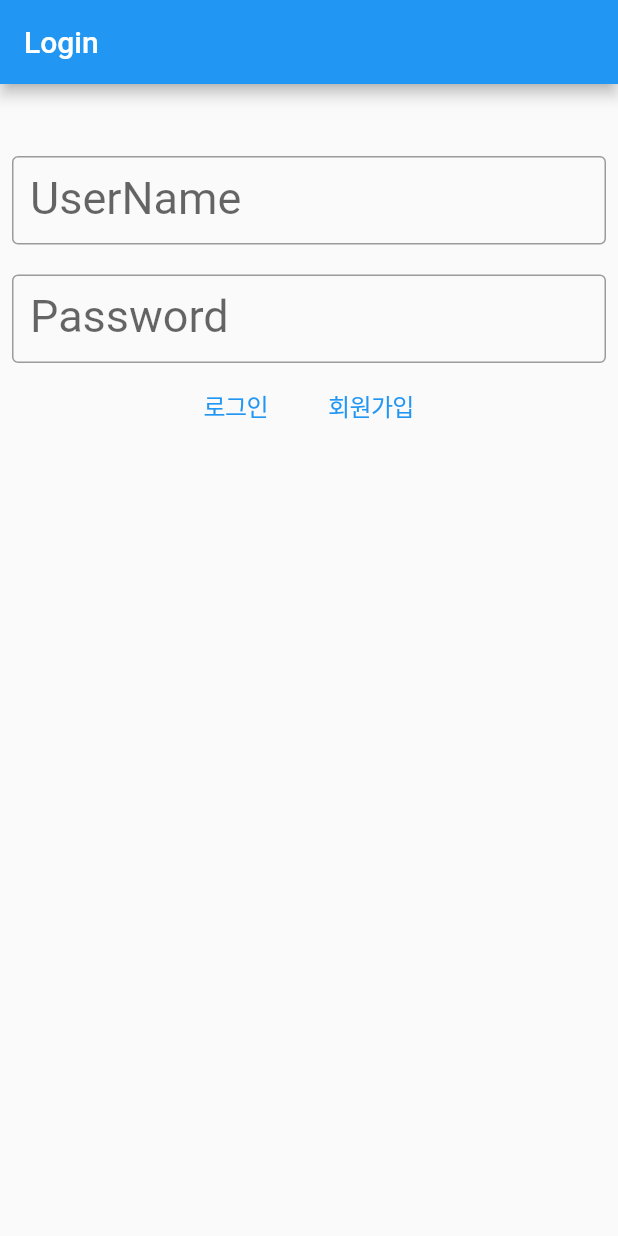
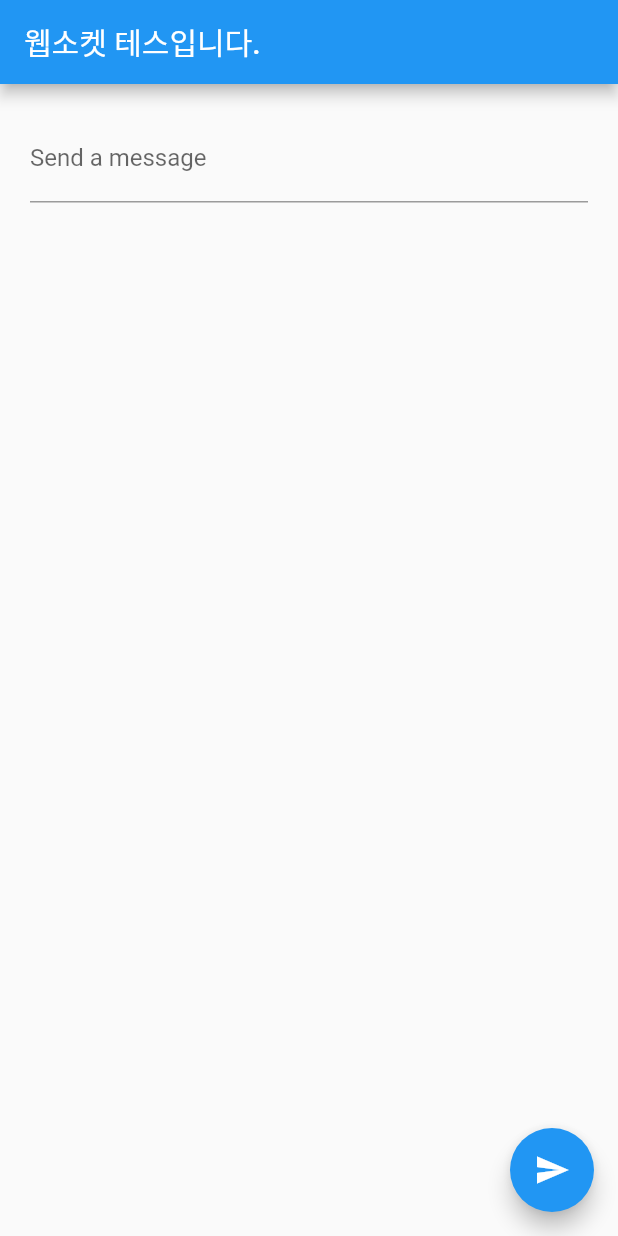
Before and after one commit to Wans1027/Flutter_Board, a Flutter app: the screen it shows after launch, on a phone screen of 412 x 824 dp. Run offline on Flutter 3.47's test engine with Material 2 defaults, Android fonts, the phone set to English and light mode, and no system bars; our stand-ins replace dio, firebase_core, firebase_messaging, flutter_local_notifications, fluttertoast, image_picker and 1 more; missing offline and left inert: jwt_decode; accounts and stored records are empty; network calls fail.

Commit message:
essential websocket logic

```diff
--- a/lib/main.dart
+++ b/lib/main.dart
@@ -3,7 +3,7 @@ import 'dart:io';
 import 'package:firebase_core/firebase_core.dart';
 import 'package:firebase_messaging/firebase_messaging.dart';
 import 'package:flutter/material.dart';
-import 'package:flutter_board/screen/login_screen.dart';
+import 'package:flutter_board/screen/websocket_screen.dart';
 import 'package:flutter_local_notifications/flutter_local_notifications.dart';
 import 'package:shared_preferences/shared_preferences.dart';
 
@@ -93,8 +93,8 @@ class MyApp extends StatelessWidget {
   // This widget is the root of your application.
   @override
   Widget build(BuildContext context) {
-    return const MaterialApp(home: LoginScreen());
-    //return const MaterialApp(home: WritePost());
+    return MaterialApp(home: WebSocketScreen());
+    //return const MaterialApp(home: LoginScreen());
   }
 }
 
--- /dev/null
+++ b/lib/screen/websocket_screen.dart
@@ -0,0 +1,100 @@
+import 'dart:convert';
+
+import 'package:flutter/material.dart';
+import 'package:web_socket_channel/io.dart';
+import 'package:web_socket_channel/web_socket_channel.dart';
+
+class WebSocketScreen extends StatefulWidget {
+  WebSocketScreen({super.key});
+
+  // 웹소켓 채널을 생성
+  final WebSocketChannel channel =
+      // 웹 서버에 접속 시도
+      IOWebSocketChannel.connect('ws://10.0.2.2:8080/ws/chat');
+
+  @override
+  State<WebSocketScreen> createState() => _WebSocketScreenState();
+}
+
+class _WebSocketScreenState extends State<WebSocketScreen> {
+  // 상태 변화가 일어나는 필드
+  final TextEditingController _controller = TextEditingController();
+  String roomId = "5fcd3ad3-d125-4ae9-824d-a3ff13902fdb";
+
+  @override
+  Widget build(BuildContext context) {
+    return Scaffold(
+      // 앱바에 타이틀 텍스트 설정. widget을 통해 MyHomePage의 필드에 접근 가능
+      appBar: AppBar(title: const Text("웹소켓 테스입니다.")),
+      body: Padding(
+        padding: const EdgeInsets.all(20.0),
+        child: Column(
+          crossAxisAlignment: CrossAxisAlignment.start,
+          children: <Widget>[
+            Form(
+              child: TextFormField(
+                // 컨트롤러 항목에 _controller 설정
+                controller: _controller,
+                decoration: const InputDecoration(labelText: 'Send a message'),
+              ),
+            ),
+            // Stream을 처리하기 위한 StreamBuilder 추가
+            StreamBuilder(
+              // 채널의 스트림을 stream 항목에 설정. widget을 통해 MyHomePage의 필드에 접근 가능
+              stream: widget.channel.stream,
+              // 채널 stream에 변화가 발생하면 빌더 호출
+              builder: (context, snapshot) {
+                return Padding(
+                  padding: const EdgeInsets.symmetric(vertical: 24.0),
+                  // 수신 데이터가 존재할 경우 해당 데이터를 텍스트로 출력
+                  child: Text(snapshot.hasData ? '${snapshot.data}' : ''),
+                );
+              },
+            )
+          ],
+        ),
+      ),
+      // 플로팅 버튼이 눌리면 _sendMessage 함수 호출
+      floatingActionButton: FloatingActionButton(
+          onPressed: _sendMessage,
+          tooltip: 'Send message',
+          child: const Icon(Icons.send)),
+    );
+  }
+
+  // 플로팅 버튼이 눌리면 호출
+  void _sendMessage() {
+    // TextFormField에 입력된 텍스트가 존재하면
+    if (_controller.text.isNotEmpty) {
+      // 해당 텍스트를 서버로 전송. widget을 통해 MyHomePage의 필드에 접근 가능
+      widget.channel.sink
+          .add(createData("TALK", roomId, "FlutterUser", _controller.text));
+    }
+  }
+
+  String createData(String type, String roomId, String sender, String message) {
+    String data = jsonEncode(<String, String>{
+      'type': type,
+      'roomId': roomId,
+      'sender': sender,
+      'message': message
+    });
+    return data;
+  }
+
+  // 상태 클래스가 종료될 때 호출
+  @override
+  void dispose() {
+    // 채널을 닫음
+    widget.channel.sink.close();
+    super.dispose();
+  }
+
+  @override
+  void initState() {
+    // 해당방에 접속
+    widget.channel.sink
+        .add(createData("ENTER", roomId, "FlutterUser", _controller.text));
+    super.initState();
+  }
+}
--- a/pubspec.yaml
+++ b/pubspec.yaml
@@ -50,6 +50,7 @@ dependencies:
   firebase_messaging: ^14.3.0
   flutter_local_notifications: ^8.2.0
   get: ^4.6.5
+  web_socket_channel: ^2.3.0
 
 dev_dependencies:
   flutter_test:
```
Also changed, not shown: lib/screen/test_screen.dart (+0 -7 lines), pubspec.lock.
